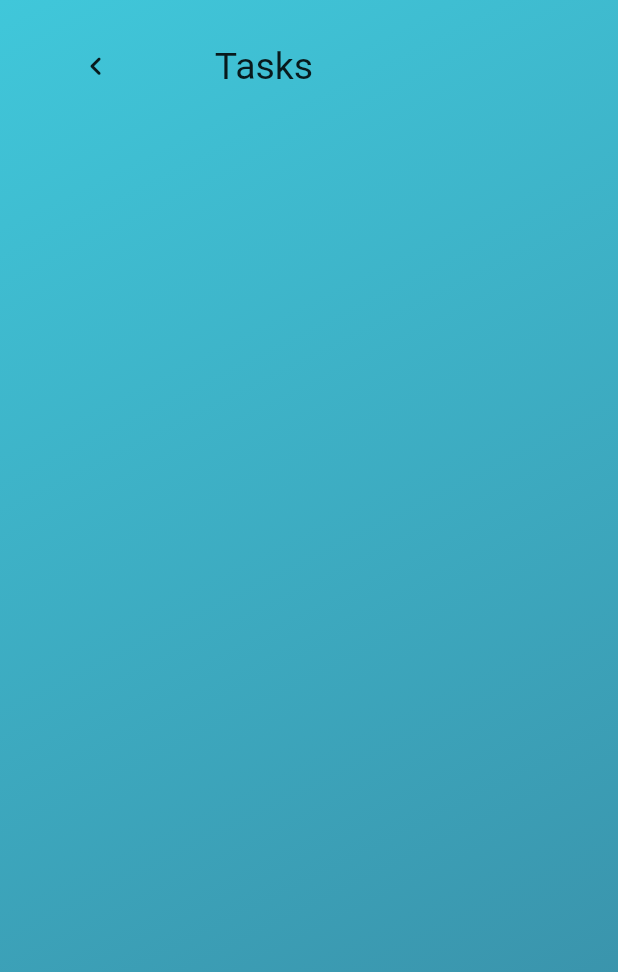
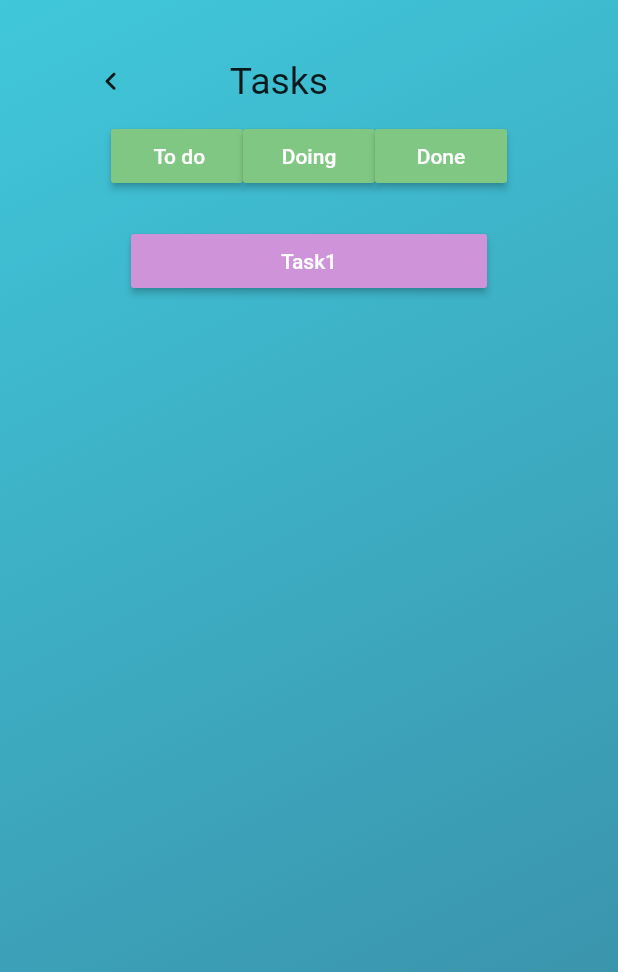
Before and after one commit to Pole-Projet-JEI/ollert_front, a Flutter app: the TaskPage screen opened directly, on a phone screen of 412 x 824 dp. Shown: the top 972 px of the screen. Run offline on Flutter 3.47's test engine with Material 2 defaults, Android fonts, the phone set to English and light mode, and no system bars; our stand-ins replace flutter_spinkit, shared_preferences; accounts and stored records are empty.

Commit message:
doing tasks

```diff
--- /dev/null
+++ b/lib/Widgets/TaskState.dart
@@ -0,0 +1,23 @@
+import 'package:flutter/material.dart';
+Widget taskState() => Row(
+  crossAxisAlignment: CrossAxisAlignment.start,
+  mainAxisAlignment: MainAxisAlignment.spaceBetween,
+
+  children:<Widget> [
+  ElevatedButton(onPressed:(){},style: raisedButtonStyle,
+  child: Text(" To do")),
+  ElevatedButton(onPressed:(){}, style: raisedButtonStyle,
+  child: Text("Doing")),
+  ElevatedButton(onPressed:(){}, style: raisedButtonStyle,
+  child: Text("Done")),
+  ]
+);
+final ButtonStyle raisedButtonStyle = ElevatedButton.styleFrom(
+  onPrimary: Colors.white,
+  primary: Colors.green.shade300,
+  minimumSize: Size(88, 36),
+  padding: EdgeInsets.symmetric(horizontal: 16),
+  shape: const RoundedRectangleBorder(
+    borderRadius: BorderRadius.all(Radius.circular(2)),
+  ),
+);
--- a/lib/main.dart
+++ b/lib/main.dart
@@ -26,7 +26,7 @@ class _MyAppState extends State<MyApp> {
         primarySwatch: Colors.blue,
       ),
       debugShowCheckedModeBanner: false,
-      home: AddProject(),
+      home:  TaskPage(),
 
     );
   }
--- a/lib/models/Task.dart
+++ b/lib/models/Task.dart
@@ -1,12 +1,45 @@
+// To parse this JSON data, do
+//
+//     final task = taskFromJson(jsonString);
+
+import 'dart:convert';
+
+Task taskFromJson(String str) => Task.fromJson(json.decode(str));
+
+String taskToJson(Task data) => json.encode(data.toJson());
+
 class Task {
-   String id;
-   String name;
-   String description;
-   String deadline;
-  Task({
-    required this.id,
-    required this.name,
-    required this.description,
-    required this.deadline,
-  });
+    Task({
+     required   this.name,
+     required this.state,
+       this.id=0,
+       required this.project,
+      required  this.description,
+       required this.deadline,
+    });
+
+    String name;
+    int id;
+    String project;
+    String description;
+    String deadline;
+    String state;
+
+    factory Task.fromJson(Map<String, dynamic> json) => Task(
+        name: json["name"],
+        id: json["Id"],
+        project: json["project"],
+        description: json["description"],
+        deadline: json["deadline"],
+        state: json["state"],
+    );
+
+    Map<String, dynamic> toJson() => {
+        "name": name,
+        "Id": id,
+        "project": project,
+        "description": description,
+        "deadline": deadline,
+        "state": state,
+    };
 }
--- a/lib/screens/AddProject.dart
+++ b/lib/screens/AddProject.dart
@@ -2,7 +2,7 @@ import 'package:flutter/material.dart';
 import 'package:flutter/services.dart';
 import 'package:ollert/Service/projectServices.dart';
 import 'package:ollert/Widgets/TextFieldWidget.dart';
-import 'package:ollert/models/Project.dart';
+import 'package:ollert/models/project.dart';
 import 'package:ollert/screens/signOut.dart';
 
 class AddProject extends StatelessWidget {
@@ -31,7 +31,6 @@ class AddProject extends StatelessWidget {
         ),
       child: SingleChildScrollView(
           child: Column(
-
           children: [
             SizedBox(height: topPadding),
             SizedBox(height: 5),
--- a/lib/screens/TaskPage.dart
+++ b/lib/screens/TaskPage.dart
@@ -1,19 +1,35 @@
 import 'package:flutter/material.dart';
+import 'package:ollert/Widgets/buttonTaskWidget.dart';
+import 'package:ollert/models/Task.dart';
+import 'package:ollert/Widgets/TaskState.dart';
+import 'package:ollert/Widgets/TaskWidget.dart';
+
+
+
+import 'package:ollert/Widgets/projectWidget.dart';
 class TaskPage extends StatelessWidget {
-  const TaskPage({ Key? key }) : super(key: key);
+   TaskPage({ Key? key }) : super(key: key);
+  Task task1 = new Task(
+    name:'Create the ADD Page in dart',
+    id: 1,
+     project:'project1',
+    description: ' you should create a new branch sprint1/ADDPage and then write your code',
+        deadline: "13/02/2022",
+        state:'doing');
+
 
   @override
   Widget build(BuildContext context) {
      return SafeArea(
       child: Scaffold(
           body: Stack(
-            alignment:AlignmentDirectional.bottomEnd,
+            alignment:AlignmentDirectional.topCenter,
         children: [
           Container(
-            padding: const EdgeInsets.all(20),
-            alignment: Alignment.topLeft,
-            height: MediaQuery.of(context).size.height,
-            width: MediaQuery.of(context).size.width,
+            padding: const EdgeInsets.all(30),
+           alignment: Alignment.topLeft,
+           height: MediaQuery.of(context).size.height,
+           width: MediaQuery.of(context).size.width,
             decoration: const BoxDecoration(
               gradient: LinearGradient(
                 colors: [Color(0xff40C7DA), Color(0xff398AA3)],
@@ -40,11 +56,21 @@ class TaskPage extends StatelessWidget {
                     fontSize: 25,
                   ),
                 ),
+                SizedBox(width: 20,),
+              ]
+            ),
+       ),
+      Positioned(top: 80, child:  Container(child:
+       taskState(),
+          ),
+         ),
+         Positioned(top:150 ,child: buttonTaskWidget(context,"Task1"))
 
-              ],
-            ),
-       )
-        ]))
-      );
+
+         ]
+      ))
+
+        );
+
   }
 }
```
Also changed, not shown: lib/Widgets/TaskWidget.dart (added, +37 -0 lines), lib/Widgets/buttonTaskWidget.dart (added, +24 -0 lines), lib/screens/TaskDescription.dart (added, +12 -0 lines).
